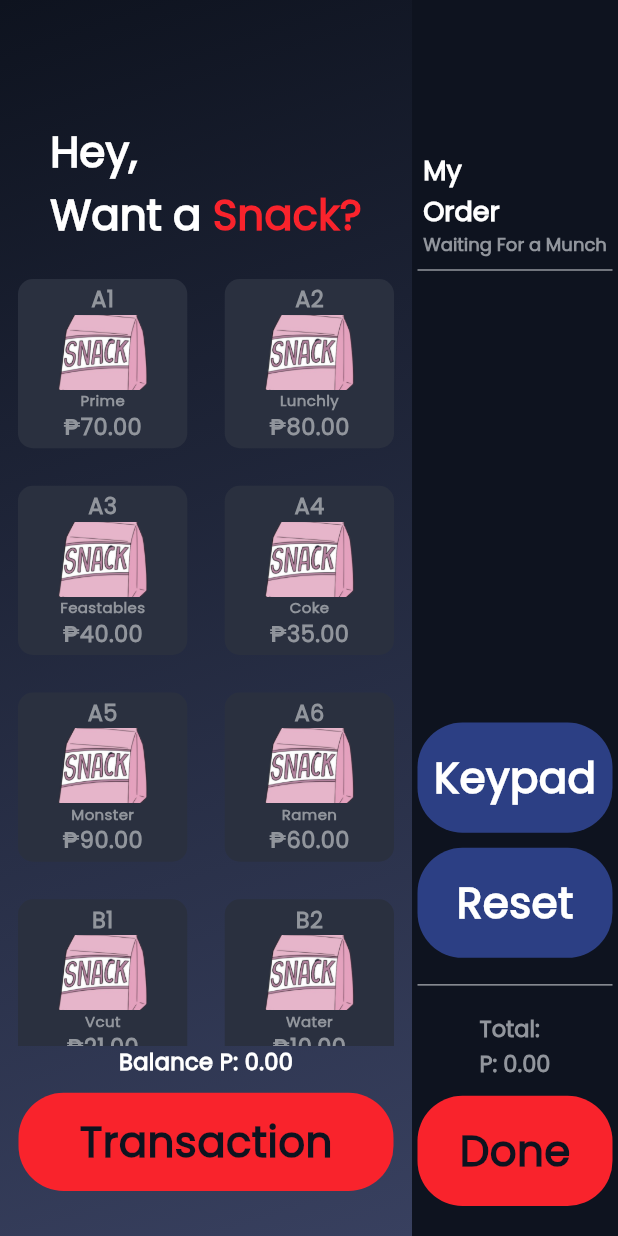
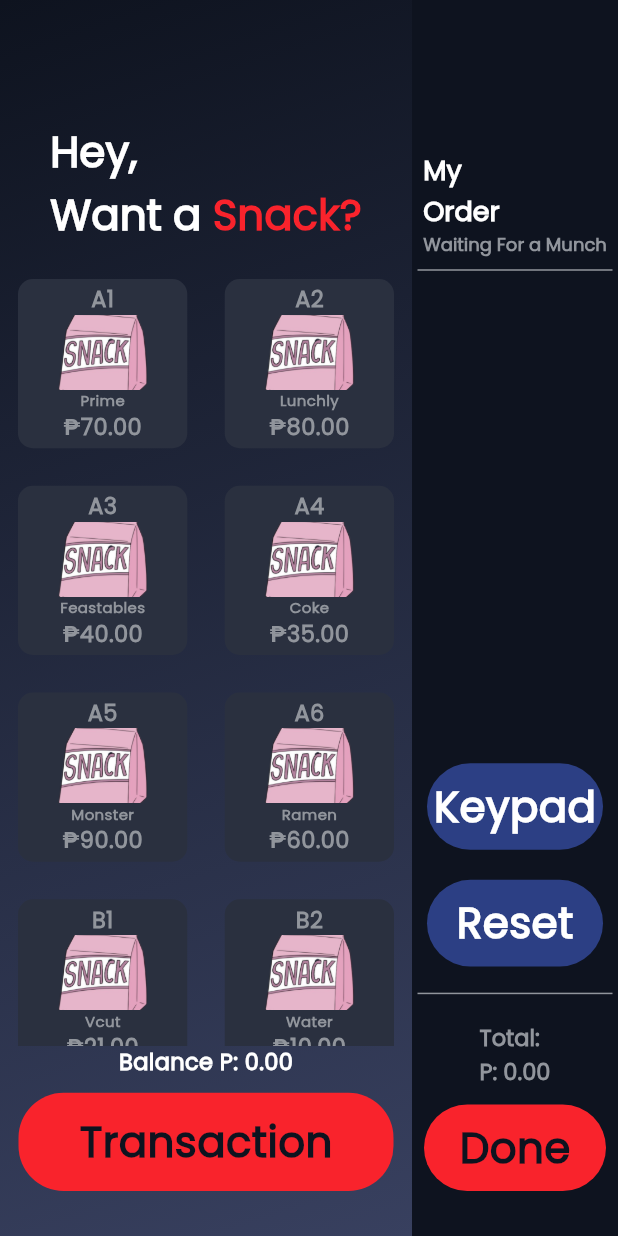
Before and after one commit to ronfrancisco24/SnackFlix, a Flutter app: the screen it shows after launch, on a phone screen of 412 x 824 dp. Run offline on Flutter 3.47's test engine with Material 3 defaults, Android fonts, the phone set to English and light mode, and no system bars.

Commit message:
minor adjustments
just added a few margins.

```diff
--- a/lib/screens/menu.dart
+++ b/lib/screens/menu.dart
@@ -145,6 +145,8 @@
                     ),
                   ),
                   Expanded(
+                    child: Container(
+                      margin: EdgeInsets.all(10),
                       child: BlueSquareButton(
                         text: 'Keypad',
                         onPressed: () {
@@ -157,8 +159,10 @@
                         },
                       ),
                     ),
-                  SizedBox(height: 10,),
+                  ),
                   Expanded(
+                    child: Container(
+                      margin: EdgeInsets.all(10),
                       child: BlueSquareButton(
                         text: 'Reset',
                         onPressed: () {
@@ -166,7 +170,7 @@
                         },
                       ),
                     ),
-                  SizedBox(height: 10,),
+                  ),
                   SizedBox(
                     width: 130,
                     child: Divider(
@@ -180,8 +184,9 @@
                         TextSpan(text: 'P: ${snackProvider.totalPrice.toStringAsFixed(2)}', style: kGrayPoppins.copyWith(fontSize: 15)), ],
                     ),
                   ),
-                  SizedBox(height: 10,),
                   Expanded(
+                    child: Container(
+                      margin: EdgeInsets.symmetric(vertical: 10, horizontal: 8),
                       child: RedSquareButton(
                         text: 'Done',
                         onPressed: () {
@@ -192,6 +197,7 @@
                             ),
                           );
                         },
+                      ),
                     ),
                   ),
                   SizedBox(
```
Also changed, not shown: lib/screens/transaction.dart (line endings or trailing spaces). Lines whose indentation alone changed are shown as unchanged.
